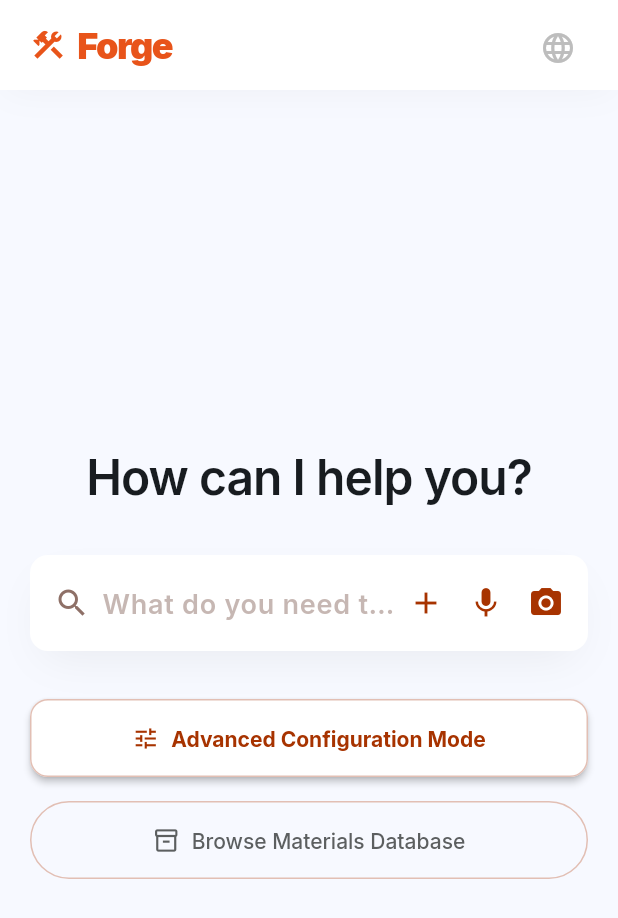
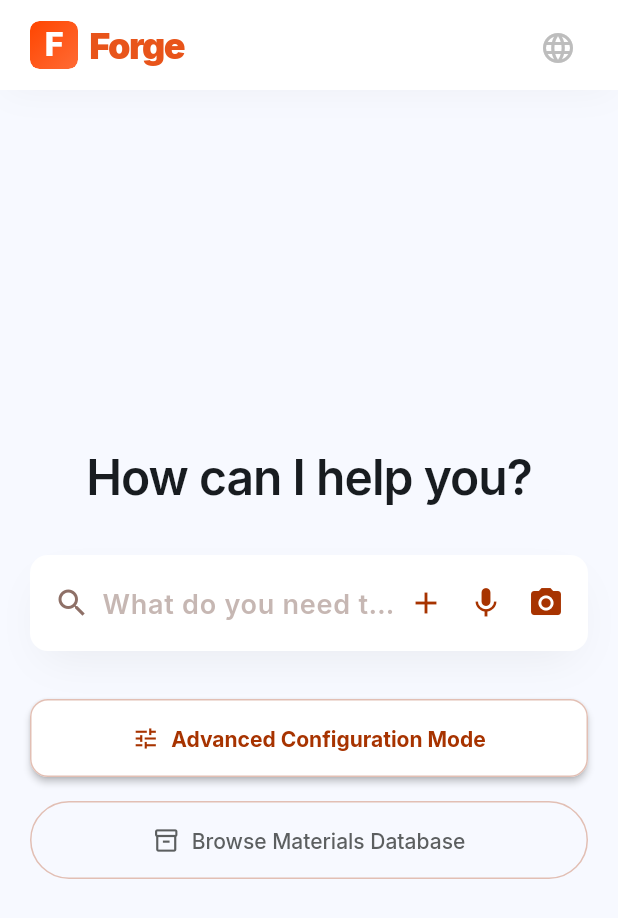
Before and after one commit to Vibbudu/Forge_App, a Flutter app: the screen it shows after launch, on a phone screen of 412 x 824 dp. Shown: the top 918 px of the screen. Run offline on Flutter 3.47's test engine with Material 3 defaults, Android fonts, the phone set to English and light mode, and no system bars; our stand-ins replace audioplayers, flutter_dotenv, flutter_svg, geolocator, google_fonts, google_maps_flutter and 4 more; missing offline and left inert: flutter_displaymode.

Commit message:
feat: use custom Forge SVG logo in app bar

```diff
--- a/lib/widgets/forge_app_bar.dart
+++ b/lib/widgets/forge_app_bar.dart
@@ -1,7 +1,8 @@
 import 'package:flutter/material.dart';
+import 'package:flutter_svg/flutter_svg.dart';
 import '../config/theme.dart';
 
-/// Forge app bar — construction icon + "Forge" brand text + trailing action.
+/// Forge app bar — custom SVG logo + "Forge" brand text + trailing action.
 /// Matches the mobile_app design: white bg, soft shadow, orange brand.
 class ForgeAppBar extends StatelessWidget implements PreferredSizeWidget {
   final String? title;
@@ -34,7 +35,14 @@ class ForgeAppBar extends StatelessWidget implements PreferredSizeWidget {
                     child: const Icon(Icons.arrow_back, color: kOnSurface),
                   ),
                 ),
-              const Icon(Icons.construction, color: kForgeOrange, size: 24),
+              ClipRRect(
+                borderRadius: BorderRadius.circular(6),
+                child: SvgPicture.asset(
+                  'assets/forge_logo.svg',
+                  width: 32,
+                  height: 32,
+                ),
+              ),
               const SizedBox(width: kSpaceSM),
               Text(
                 title ?? 'Forge',
--- a/pubspec.yaml
+++ b/pubspec.yaml
@@ -47,6 +47,7 @@ dependencies:
   open_file: ^3.5.11
   flutter_dotenv: ^6.0.1
   flutter_displaymode: ^0.6.0
+  flutter_svg: ^2.0.17
 
 dev_dependencies:
   flutter_test:
@@ -73,6 +74,7 @@ flutter:
   # To add assets to your application, add an assets section, like this:
   assets:
     - .env
+    - assets/
 
   # An image asset can refer to one or more resolution-specific "variants", see
   # https://flutter.dev/to/resolution-aware-images
```
Also changed, not shown: assets/forge_logo.svg (added).
